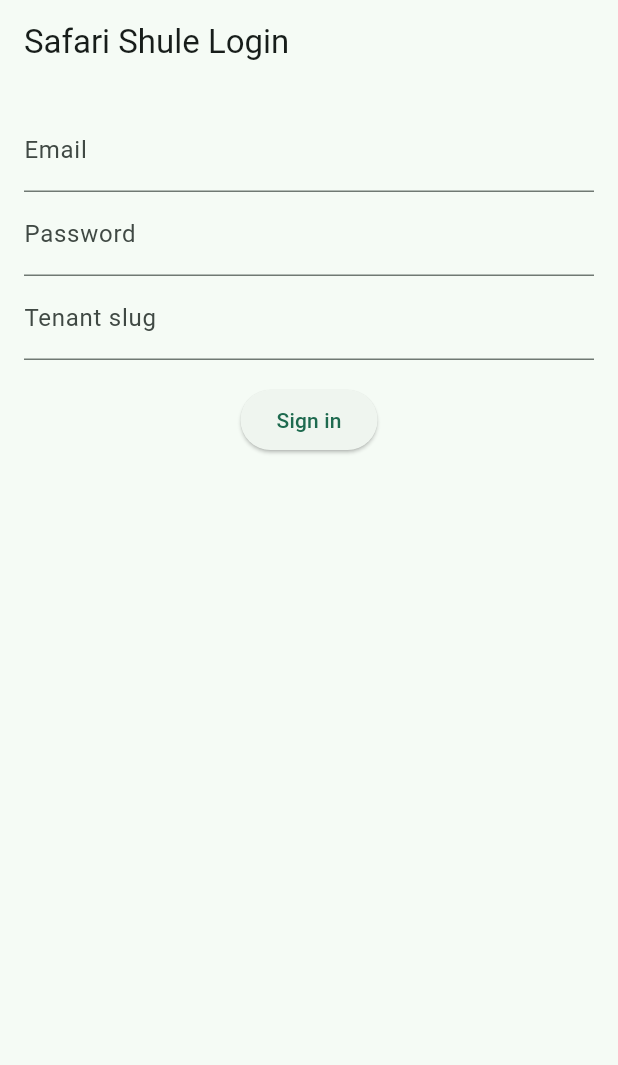
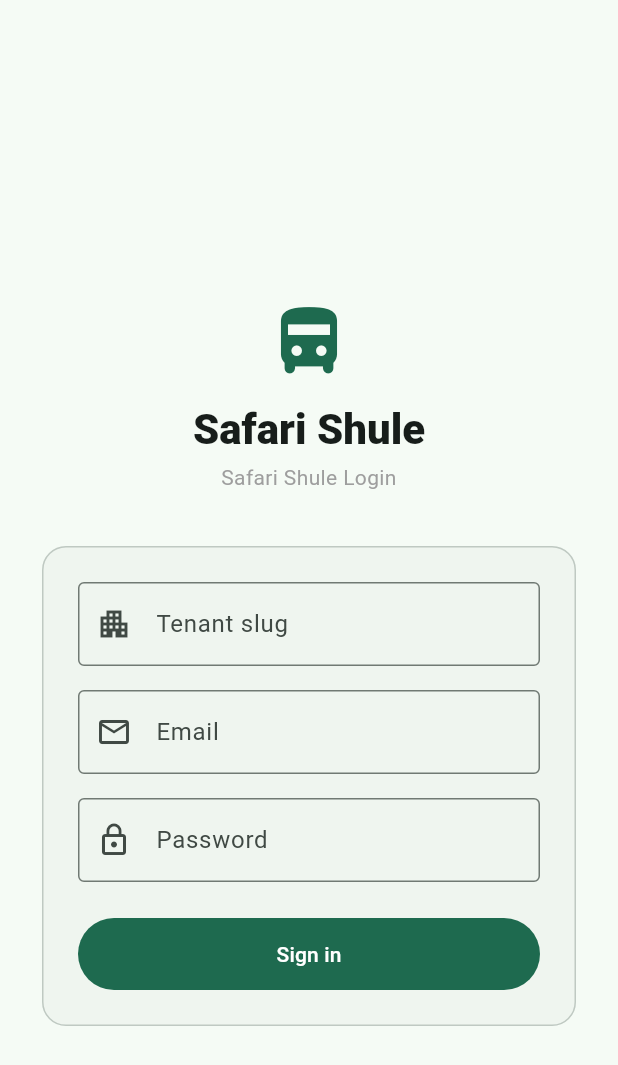
Before and after one commit to BonnieSpannah/safari-shule, a Flutter app: the screen it shows after launch, on a phone screen of 412 x 824 dp. Shown: the top 1065 px of the screen. Run offline on Flutter 3.47's test engine with Material 3 defaults, Android fonts, the phone set to English and light mode, and no system bars; our stand-ins replace connectivity_plus, dio, firebase_core, firebase_messaging, flutter_local_notifications, flutter_map and 8 more; missing offline and left inert: flutter_background_geolocation, flutter_nfc_kit, mobile_scanner; accounts and stored records are empty.

Commit message:
feat(mobile): redesign login screen with centered, branded layout

```diff
--- a/apps/mobile/lib/features/auth/login_screen.dart
+++ b/apps/mobile/lib/features/auth/login_screen.dart
@@ -61,49 +61,122 @@
     final loading = state.isLoading;
     final errorMessage = _errorMessage ??
       (state.hasError ? apiErrorMessage(state.error!) : null);
+    final colorScheme = Theme.of(context).colorScheme;
+    final textTheme = Theme.of(context).textTheme;
 
     return Scaffold(
-      appBar: AppBar(title: const Text('Safari Shule Login')),
-      body: Padding(
-        padding: const EdgeInsets.all(16),
+      body: SafeArea(
+        child: LayoutBuilder(
+          builder: (context, constraints) {
+            return SingleChildScrollView(
+              padding: const EdgeInsets.symmetric(horizontal: 24, vertical: 32),
+              child: ConstrainedBox(
+                constraints: BoxConstraints(minHeight: constraints.maxHeight),
+                child: Center(
+                  child: ConstrainedBox(
+                    constraints: const BoxConstraints(maxWidth: 420),
                     child: Column(
+                      mainAxisSize: MainAxisSize.min,
+                      crossAxisAlignment: CrossAxisAlignment.stretch,
                       children: <Widget>[
+                        Icon(
+                          Icons.directions_bus_filled_rounded,
+                          size: 56,
+                          color: colorScheme.primary,
+                        ),
+                        const SizedBox(height: 12),
+                        Text(
+                          'Safari Shule',
+                          textAlign: TextAlign.center,
+                          style: textTheme.headlineMedium
+                              ?.copyWith(fontWeight: FontWeight.w800),
+                        ),
+                        const SizedBox(height: 4),
+                        Text(
+                          'Safari Shule Login',
+                          textAlign: TextAlign.center,
+                          style: textTheme.bodyMedium
+                              ?.copyWith(color: Colors.grey),
+                        ),
+                        const SizedBox(height: 32),
+                        Card(
+                          elevation: 0,
+                          shape: RoundedRectangleBorder(
+                            borderRadius: BorderRadius.circular(16),
+                            side: BorderSide(color: colorScheme.outlineVariant),
+                          ),
+                          child: Padding(
+                            padding: const EdgeInsets.all(24),
+                            child: Column(
+                              crossAxisAlignment: CrossAxisAlignment.stretch,
+                              children: <Widget>[
+                                TextField(
+                                  key: const Key('login-tenant'),
+                                  controller: _tenant,
+                                  decoration: const InputDecoration(
+                                    labelText: 'Tenant slug',
+                                    prefixIcon: Icon(Icons.apartment_outlined),
+                                    border: OutlineInputBorder(),
+                                  ),
+                                ),
+                                const SizedBox(height: 16),
                                 TextField(
                                   key: const Key('login-email'),
                                   controller: _email,
-              decoration: const InputDecoration(labelText: 'Email'),
+                                  decoration: const InputDecoration(
+                                    labelText: 'Email',
+                                    prefixIcon: Icon(Icons.email_outlined),
+                                    border: OutlineInputBorder(),
                                   ),
+                                ),
+                                const SizedBox(height: 16),
                                 TextField(
                                   key: const Key('login-password'),
                                   controller: _password,
                                   obscureText: true,
-              decoration: const InputDecoration(labelText: 'Password'),
+                                  decoration: const InputDecoration(
+                                    labelText: 'Password',
+                                    prefixIcon: Icon(Icons.lock_outline),
+                                    border: OutlineInputBorder(),
                                   ),
-            TextField(
-              key: const Key('login-tenant'),
-              controller: _tenant,
-              decoration: const InputDecoration(labelText: 'Tenant slug'),
                                 ),
+                                if (errorMessage != null) ...<Widget>[
                                   const SizedBox(height: 16),
-            if (errorMessage != null)
                                   Text(
                                     errorMessage,
                                     key: const Key('login-error'),
-                style: const TextStyle(color: Colors.red),
+                                    style: TextStyle(color: colorScheme.error),
                                   ),
-            if (errorMessage != null) const SizedBox(height: 8),
-            ElevatedButton(
+                                ],
+                                const SizedBox(height: 24),
+                                SizedBox(
+                                  height: 48,
+                                  child: FilledButton(
                                     key: const Key('login-submit'),
                                     onPressed: loading ? null : _submit,
                                     child: loading
                                         ? const SizedBox(
-                      width: 16,
-                      height: 16,
-                      child: CircularProgressIndicator(strokeWidth: 2),
+                                            width: 20,
+                                            height: 20,
+                                            child: CircularProgressIndicator(
+                                              strokeWidth: 2,
+                                              color: Colors.white,
+                                            ),
                                           )
                                         : const Text('Sign in'),
                                   ),
+                                ),
                               ],
+                            ),
+                          ),
+                        ),
+                      ],
+                    ),
+                  ),
+                ),
+              ),
+            );
+          },
         ),
       ),
     );
```
Lines whose indentation alone changed are shown as unchanged.
